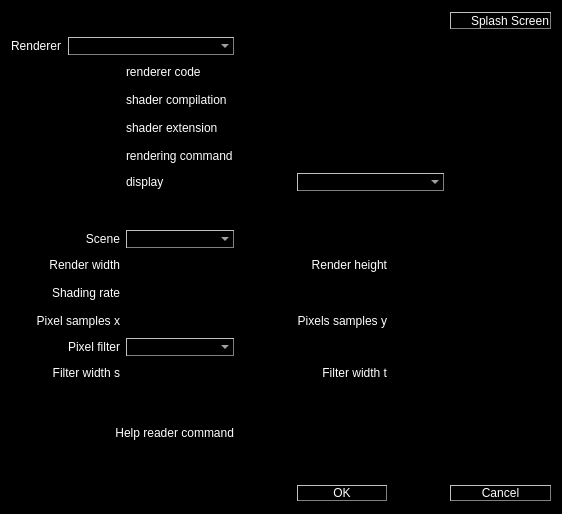
The window that src/application-qt4/options.ui (luisbarrancos/shrimp) describes before a commit, drawn with Qt 5.
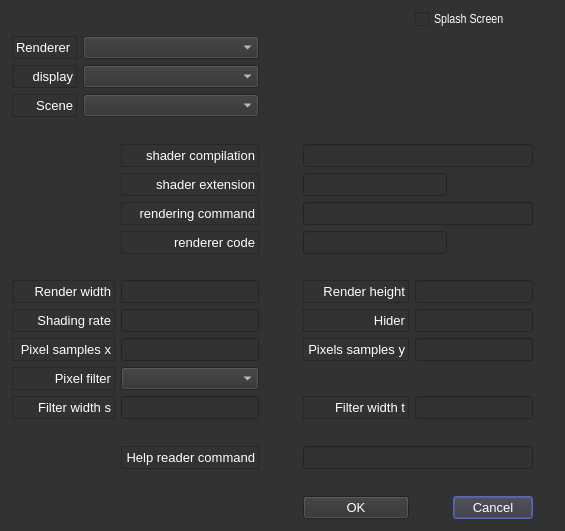
The same window after the commit.

Commit message: ENH: integrated Luis theme and moved all styles to qt/stylesheet.qss file

```diff
--- a/src/application-qt4/options.ui
+++ b/src/application-qt4/options.ui
@@ -6,75 +6,282 @@
    <rect>
     <x>0</x>
     <y>0</y>
-    <width>562</width>
-    <height>514</height>
+    <width>565</width>
+    <height>531</height>
    </rect>
   </property>
+  <property name="sizePolicy">
+   <sizepolicy hsizetype="Preferred" vsizetype="Preferred">
+    <horstretch>0</horstretch>
+    <verstretch>0</verstretch>
+   </sizepolicy>
+  </property>
+  <property name="palette">
+   <palette>
+    <active>
+     <colorrole role="WindowText">
+      <brush brushstyle="SolidPattern">
+       <color alpha="255">
+        <red>255</red>
+        <green>255</green>
+        <blue>255</blue>
+       </color>
+      </brush>
+     </colorrole>
+     <colorrole role="Button">
+      <brush brushstyle="SolidPattern">
+       <color alpha="255">
+        <red>50</red>
+        <green>50</green>
+        <blue>50</blue>
+       </color>
+      </brush>
+     </colorrole>
+     <colorrole role="Text">
+      <brush brushstyle="SolidPattern">
+       <color alpha="255">
+        <red>255</red>
+        <green>255</green>
+        <blue>255</blue>
+       </color>
+      </brush>
+     </colorrole>
+     <colorrole role="ButtonText">
+      <brush brushstyle="SolidPattern">
+       <color alpha="255">
+        <red>255</red>
+        <green>255</green>
+        <blue>255</blue>
+       </color>
+      </brush>
+     </colorrole>
+     <colorrole role="Base">
+      <brush brushstyle="SolidPattern">
+       <color alpha="255">
+        <red>50</red>
+        <green>50</green>
+        <blue>50</blue>
+       </color>
+      </brush>
+     </colorrole>
+     <colorrole role="Window">
+      <brush brushstyle="SolidPattern">
+       <color alpha="255">
+        <red>50</red>
+        <green>50</green>
+        <blue>50</blue>
+       </color>
+      </brush>
+     </colorrole>
+     <colorrole role="Highlight">
+      <brush brushstyle="SolidPattern">
+       <color alpha="255">
+        <red>20</red>
+        <green>55</green>
+        <blue>255</blue>
+       </color>
+      </brush>
+     </colorrole>
+    </active>
+    <inactive>
+     <colorrole role="WindowText">
+      <brush brushstyle="SolidPattern">
+       <color alpha="255">
+        <red>255</red>
+        <green>255</green>
+        <blue>255</blue>
+       </color>
+      </brush>
+     </colorrole>
+     <colorrole role="Button">
+      <brush brushstyle="SolidPattern">
+       <color alpha="255">
+        <red>50</red>
+        <green>50</green>
+        <blue>50</blue>
+       </color>
+      </brush>
+     </colorrole>
+     <colorrole role="Text">
+      <brush brushstyle="SolidPattern">
+       <color alpha="255">
+        <red>255</red>
+        <green>255</green>
+        <blue>255</blue>
+       </color>
+      </brush>
+     </colorrole>
+     <colorrole role="ButtonText">
+      <brush brushstyle="SolidPattern">
+       <color alpha="255">
+        <red>255</red>
+        <green>255</green>
+        <blue>255</blue>
+       </color>
+      </brush>
+     </colorrole>
+     <colorrole role="Base">
+      <brush brushstyle="SolidPattern">
+       <color alpha="255">
+        <red>50</red>
+        <green>50</green>
+        <blue>50</blue>
+       </color>
+      </brush>
+     </colorrole>
+     <colorrole role="Window">
+      <brush brushstyle="SolidPattern">
+       <color alpha="255">
+        <red>50</red>
+        <green>50</green>
+        <blue>50</blue>
+       </color>
+      </brush>
+     </colorrole>
+     <colorrole role="Highlight">
+      <brush brushstyle="SolidPattern">
+       <color alpha="255">
+        <red>20</red>
+        <green>55</green>
+        <blue>255</blue>
+       </color>
+      </brush>
+     </colorrole>
+    </inactive>
+    <disabled>
+     <colorrole role="WindowText">
+      <brush brushstyle="SolidPattern">
+       <color alpha="255">
+        <red>106</red>
+        <green>104</green>
+        <blue>100</blue>
+       </color>
+      </brush>
+     </colorrole>
+     <colorrole role="Button">
+      <brush brushstyle="SolidPattern">
+       <color alpha="255">
+        <red>50</red>
+        <green>50</green>
+        <blue>50</blue>
+       </color>
+      </brush>
+     </colorrole>
+     <colorrole role="Text">
+      <brush brushstyle="SolidPattern">
+       <color alpha="255">
+        <red>190</red>
+        <green>190</green>
+        <blue>190</blue>
+       </color>
+      </brush>
+     </colorrole>
+     <colorrole role="ButtonText">
+      <brush brushstyle="SolidPattern">
+       <color alpha="255">
+        <red>106</red>
+        <green>104</green>
+        <blue>100</blue>
+       </color>
+      </brush>
+     </colorrole>
+     <colorrole role="Base">
+      <brush brushstyle="SolidPattern">
+       <color alpha="255">
+        <red>50</red>
+        <green>50</green>
+        <blue>50</blue>
+       </color>
+      </brush>
+     </colorrole>
+     <colorrole role="Window">
+      <brush brushstyle="SolidPattern">
+       <color alpha="255">
+        <red>50</red>
+        <green>50</green>
+        <blue>50</blue>
+       </color>
+      </brush>
+     </colorrole>
+     <colorrole role="Highlight">
+      <brush brushstyle="SolidPattern">
+       <color alpha="255">
+        <red>145</red>
+        <green>141</green>
+        <blue>126</blue>
+       </color>
+      </brush>
+     </colorrole>
+    </disabled>
+   </palette>
+  </property>
+  <property name="font">
+   <font>
+    <family>Liberation Sans</family>
+    <pointsize>10</pointsize>
+   </font>
+  </property>
   <property name="windowTitle">
    <string>Options</string>
   </property>
   <property name="styleSheet">
-   <string notr="true">background-color: black;</string>
+   <string notr="true"/>
+  </property>
+  <property name="modal">
+   <bool>false</bool>
   </property>
   <layout class="QGridLayout" name="gridLayout">
-   <item row="17" column="7">
+   <property name="leftMargin">
+    <number>12</number>
+   </property>
+   <property name="topMargin">
+    <number>10</number>
+   </property>
+   <property name="rightMargin">
+    <number>32</number>
+   </property>
+   <property name="bottomMargin">
+    <number>12</number>
+   </property>
+   <item row="23" column="7">
     <widget class="QPushButton" name="cancelButton">
+     <property name="font">
+      <font>
+       <family>Liberation Sans</family>
+       <pointsize>10</pointsize>
+      </font>
+     </property>
+     <property name="autoFillBackground">
+      <bool>false</bool>
+     </property>
      <property name="styleSheet">
-      <string notr="true">QPushButton {
-  color: white;
-  background-color: black;
-  border-style: outset;
-  border-width: 1px;
-  border-color: gray;
-  min-width: 60px;
- }</string>
+      <string notr="true"/>
      </property>
      <property name="text">
       <string>Cancel</string>
      </property>
     </widget>
    </item>
-   <item row="0" column="7">
-    <widget class="QCheckBox" name="splashScreenCheckBox">
-     <property name="styleSheet">
-      <string notr="true">QCheckBox {
-  color: white;
-  background-color: black;
-  border-style: outset;
-  border-width: 1px;
-  border-color: gray;
- }
-</string>
-     </property>
-     <property name="text">
-      <string>Splash Screen</string>
-     </property>
-    </widget>
-   </item>
-   <item row="0" column="1" colspan="6">
-    <spacer name="horizontalSpacer">
-     <property name="orientation">
-      <enum>Qt::Horizontal</enum>
-     </property>
-     <property name="sizeHint" stdset="0">
-      <size>
-       <width>40</width>
-       <height>20</height>
-      </size>
-     </property>
-    </spacer>
-   </item>
    <item row="1" column="1">
     <widget class="QLabel" name="label">
+     <property name="font">
+      <font>
+       <family>Liberation Sans</family>
+       <pointsize>10</pointsize>
+      </font>
+     </property>
      <property name="styleSheet">
-      <string notr="true">color: white;</string>
+      <string notr="true"/>
+     </property>
+     <property name="frameShape">
+      <enum>QFrame::StyledPanel</enum>
      </property>
      <property name="text">
       <string>Renderer</string>
      </property>
     </widget>
    </item>
-   <item row="17" column="1">
+   <item row="23" column="1">
     <spacer name="horizontalSpacer_2">
      <property name="orientation">
       <enum>Qt::Horizontal</enum>
@@ -87,7 +294,7 @@
      </property>
     </spacer>
    </item>
-   <item row="17" column="6">
+   <item row="23" column="6">
     <spacer name="horizontalSpacer_3">
      <property name="orientation">
       <enum>Qt::Horizontal</enum>
@@ -100,7 +307,7 @@
      </property>
     </spacer>
    </item>
-   <item row="17" column="2">
+   <item row="23" column="2">
     <spacer name="horizontalSpacer_4">
      <property name="orientation">
       <enum>Qt::Horizontal</enum>
@@ -115,149 +322,96 @@
    </item>
    <item row="1" column="2" colspan="2">
     <widget class="QComboBox" name="rendererComboBox">
-     <property name="styleSheet">
-      <string notr="true">QComboBox {
-  color: white;
-  selection-color: white;
-  background-color: black;
-  border-style: outset;
-  border-width: 1px;
-  border-color: gray;
-  selection-background-color: orange;
- }
- QComboBox:editable: {
-  color: white;
-  background: orange;
- }
-</string>
+     <property name="font">
+      <font>
+       <family>Liberation Sans</family>
+       <pointsize>10</pointsize>
+      </font>
      </property>
-    </widget>
-   </item>
-   <item row="2" column="5" colspan="2">
-    <widget class="QLineEdit" name="rendererCodeLineEdit">
-     <property name="cursor">
-      <cursorShape>BlankCursor</cursorShape>
-     </property>
-     <property name="mouseTracking">
-      <bool>false</bool>
-     </property>
-     <property name="focusPolicy">
-      <enum>Qt::NoFocus</enum>
-     </property>
-     <property name="acceptDrops">
-      <bool>false</bool>
-     </property>
      <property name="styleSheet">
-      <string notr="true">color: white;</string>
+      <string notr="true"/>
      </property>
-     <property name="readOnly">
-      <bool>true</bool>
-     </property>
     </widget>
    </item>
-   <item row="2" column="3">
-    <widget class="QLabel" name="label_2">
-     <property name="styleSheet">
-      <string notr="true">color: white;</string>
-     </property>
-     <property name="text">
-      <string>renderer code</string>
-     </property>
-    </widget>
-   </item>
-   <item row="2" column="1" colspan="2">
-    <spacer name="horizontalSpacer_5">
-     <property name="orientation">
-      <enum>Qt::Horizontal</enum>
-     </property>
-     <property name="sizeHint" stdset="0">
-      <size>
-       <width>40</width>
-       <height>20</height>
-      </size>
-     </property>
-    </spacer>
-   </item>
-   <item row="4" column="3">
+   <item row="8" column="3">
     <widget class="QLabel" name="label_3">
+     <property name="font">
+      <font>
+       <family>Liberation Sans</family>
+       <pointsize>10</pointsize>
+      </font>
+     </property>
+     <property name="toolTip">
+      <string>Compiled shader extension</string>
+     </property>
      <property name="styleSheet">
-      <string notr="true">color: white;</string>
+      <string notr="true"/>
+     </property>
+     <property name="frameShape">
+      <enum>QFrame::StyledPanel</enum>
      </property>
      <property name="text">
       <string>shader extension</string>
      </property>
-    </widget>
-   </item>
-   <item row="4" column="5" colspan="2">
-    <widget class="QLineEdit" name="shaderExtensionLineEdit">
-     <property name="styleSheet">
-      <string notr="true">color: white;</string>
+     <property name="alignment">
+      <set>Qt::AlignRight|Qt::AlignTrailing|Qt::AlignVCenter</set>
      </property>
     </widget>
    </item>
-   <item row="5" column="5" colspan="3">
-    <widget class="QLineEdit" name="renderingCommandLineEdit">
-     <property name="styleSheet">
-      <string notr="true">color: white;</string>
-     </property>
-    </widget>
-   </item>
-   <item row="5" column="3">
+   <item row="10" column="3">
     <widget class="QLabel" name="label_4">
+     <property name="font">
+      <font>
+       <family>Liberation Sans</family>
+       <pointsize>10</pointsize>
+      </font>
+     </property>
+     <property name="toolTip">
+      <string>Rendering command and options</string>
+     </property>
      <property name="styleSheet">
-      <string notr="true">color: white;</string>
+      <string notr="true"/>
+     </property>
+     <property name="frameShape">
+      <enum>QFrame::StyledPanel</enum>
      </property>
      <property name="text">
       <string>rendering command</string>
      </property>
-    </widget>
-   </item>
-   <item row="6" column="5" colspan="2">
-    <widget class="QComboBox" name="displayComboBox">
-     <property name="styleSheet">
-      <string notr="true">QComboBox {
-  color: white;
-  background-color: black;
-  border-style: outset;
-  border-width: 1px;
-  border-color: gray;
-  selection-background-color: orange;
- }
- QComboBox:editable {
-  color: white;
-  background: orange;
- }</string>
+     <property name="alignment">
+      <set>Qt::AlignRight|Qt::AlignTrailing|Qt::AlignVCenter</set>
      </property>
     </widget>
    </item>
    <item row="6" column="3">
-    <widget class="QLabel" name="label_5">
-     <property name="styleSheet">
-      <string notr="true">color: white;</string>
-     </property>
-     <property name="text">
-      <string>display</string>
-     </property>
-    </widget>
-   </item>
-   <item row="3" column="5" colspan="3">
-    <widget class="QLineEdit" name="shaderCompilationLineEdit">
-     <property name="styleSheet">
-      <string notr="true">color: white;</string>
-     </property>
-    </widget>
-   </item>
-   <item row="3" column="3">
     <widget class="QLabel" name="label_6">
+     <property name="font">
+      <font>
+       <family>Liberation Sans</family>
+       <pointsize>10</pointsize>
+      </font>
+     </property>
+     <property name="toolTip">
+      <string>Shader compiler command, flags and definitions</string>
+     </property>
      <property name="styleSheet">
-      <string notr="true">color: white;</string>
+      <string notr="true"/>
+     </property>
+     <property name="frameShape">
+      <enum>QFrame::StyledPanel</enum>
+     </property>
+     <property name="frameShadow">
+      <enum>QFrame::Plain</enum>
      </property>
      <property name="text">
       <string>shader compilation</string>
      </property>
+     <property name="alignment">
+      <set>Qt::AlignRight|Qt::AlignTrailing|Qt::AlignVCenter</set>
+     </property>
     </widget>
    </item>
-   <item row="17" column="4">
+   <item row="23" column="4">
     <spacer name="horizontalSpacer_7">
      <property name="orientation">
       <enum>Qt::Horizontal</enum>
@@ -270,125 +424,142 @@
      </property>
     </spacer>
    </item>
-   <item row="17" column="5">
+   <item row="23" column="5">
     <widget class="QPushButton" name="okButton">
+     <property name="font">
+      <font>
+       <family>Liberation Sans</family>
+       <pointsize>10</pointsize>
+      </font>
+     </property>
      <property name="styleSheet">
-      <string notr="true">QPushButton {
-  color: white;
-  background-color: black;
-  border-style: outset;
-  border-width: 1px;
-  border-color: gray;
-  min-width: 60px;
- }</string>
+      <string notr="true"/>
      </property>
      <property name="text">
       <string>OK</string>
      </property>
     </widget>
    </item>
-   <item row="8" column="3">
-    <widget class="QComboBox" name="sceneComboBox">
-     <property name="styleSheet">
-      <string notr="true">QComboBox {
-  color: white;
-  background-color: black;
-  border-style: outset;
-  border-width: 1px;
-  border-color: gray;
-  selection-background-color: orange;
- }
- QComboBox:editable {
-  color: white;
-  background: orange;
- }</string>
-     </property>
-    </widget>
-   </item>
-   <item row="9" column="3">
+   <item row="15" column="3">
     <widget class="QLineEdit" name="renderWidthLineEdit">
+     <property name="font">
+      <font>
+       <family>Liberation Sans</family>
+       <pointsize>10</pointsize>
+      </font>
+     </property>
      <property name="styleSheet">
-      <string notr="true">color: white;</string>
+      <string notr="true"/>
      </property>
     </widget>
    </item>
-   <item row="10" column="3">
+   <item row="16" column="3">
     <widget class="QLineEdit" name="shadingRateLineEdit">
+     <property name="font">
+      <font>
+       <family>Liberation Sans</family>
+       <pointsize>10</pointsize>
+      </font>
+     </property>
      <property name="styleSheet">
-      <string notr="true">color: white;</string>
+      <string notr="true"/>
      </property>
     </widget>
    </item>
-   <item row="11" column="3">
+   <item row="17" column="3">
     <widget class="QLineEdit" name="pixelSamplesXLineEdit">
+     <property name="font">
+      <font>
+       <family>Liberation Sans</family>
+       <pointsize>10</pointsize>
+      </font>
+     </property>
      <property name="styleSheet">
-      <string notr="true">color: white;</string>
+      <string notr="true"/>
      </property>
     </widget>
    </item>
-   <item row="11" column="6" colspan="2">
+   <item row="17" column="6" colspan="2">
     <widget class="QLineEdit" name="pixelSamplesYLineEdit">
+     <property name="font">
+      <font>
+       <family>Liberation Sans</family>
+       <pointsize>10</pointsize>
+      </font>
+     </property>
      <property name="styleSheet">
-      <string notr="true">color: white;</string>
+      <string notr="true"/>
      </property>
     </widget>
    </item>
-   <item row="12" column="3">
+   <item row="18" column="3">
     <widget class="QComboBox" name="pixelFilterComboBox">
+     <property name="font">
+      <font>
+       <family>Liberation Sans</family>
+       <pointsize>10</pointsize>
+      </font>
+     </property>
      <property name="styleSheet">
-      <string notr="true">QComboBox {
-  color: white;
-  background-color: black;
-  border-style: outset;
-  border-width: 1px;
-  border-color: gray;
-  selection-background-color: orange;
- }
- QComboBox:editable {
-  color: white;
-  background: orange;
- }</string>
+      <string notr="true"/>
      </property>
     </widget>
    </item>
-   <item row="13" column="3">
+   <item row="19" column="3">
     <widget class="QLineEdit" name="filterWidthSLineEdit">
+     <property name="font">
+      <font>
+       <family>Liberation Sans</family>
+       <pointsize>10</pointsize>
+      </font>
+     </property>
      <property name="styleSheet">
-      <string notr="true">color: white;</string>
+      <string notr="true">;</string>
      </property>
     </widget>
    </item>
-   <item row="13" column="6" colspan="2">
+   <item row="19" column="6" colspan="2">
     <widget class="QLineEdit" name="filterWidthTLineEdit">
+     <property name="font">
+      <font>
+       <family>Liberation Sans</family>
+       <pointsize>10</pointsize>
+      </font>
+     </property>
      <property name="styleSheet">
-      <string notr="true">color: white;</string>
+      <string notr="true"/>
      </property>
     </widget>
    </item>
-   <item row="15" column="4" colspan="4">
+   <item row="21" column="5" colspan="3">
     <widget class="QLineEdit" name="helpReaderLineEdit">
-     <property name="styleSheet">
-      <string notr="true">color: white;</string>
+     <property name="font">
+      <font>
+       <family>Liberation Sans</family>
+       <pointsize>10</pointsize>
+      </font>
      </property>
-    </widget>
-   </item>
-   <item row="8" column="1" colspan="2">
-    <widget class="QLabel" name="label_7">
      <property name="styleSheet">
-      <string notr="true">color: white;</string>
+      <string notr="true"/>
      </property>
-     <property name="text">
-      <string>Scene</string>
-     </property>
-     <property name="alignment">
-      <set>Qt::AlignRight|Qt::AlignTrailing|Qt::AlignVCenter</set>
-     </property>
     </widget>
    </item>
-   <item row="9" column="1" colspan="2">
+   <item row="15" column="1" colspan="2">
     <widget class="QLabel" name="label_8">
+     <property name="font">
+      <font>
+       <family>Liberation Sans</family>
+       <pointsize>10</pointsize>
+      </font>
+     </property>
+     <property name="toolTip">
+      <string>Render width in pixels</string>
+     </property>
      <property name="styleSheet">
-      <string notr="true">color: white;</string>
+      <string notr="true"/>
+     </property>
+     <property name="frameShape">
+      <enum>QFrame::StyledPanel</enum>
      </property>
      <property name="text">
       <string>Render width</string>
@@ -398,10 +569,22 @@
      </property>
     </widget>
    </item>
-   <item row="10" column="1" colspan="2">
+   <item row="16" column="1" colspan="2">
     <widget class="QLabel" name="label_9">
+     <property name="font">
+      <font>
+       <family>Liberation Sans</family>
+       <pointsize>10</pointsize>
+      </font>
+     </property>
+     <property name="toolTip">
+      <string>Shading rate</string>
+     </property>
      <property name="styleSheet">
-      <string notr="true">color: white;</string>
+      <string notr="true"/>
+     </property>
+     <property name="frameShape">
+      <enum>QFrame::StyledPanel</enum>
      </property>
      <property name="text">
       <string>Shading rate</string>
@@ -411,10 +594,22 @@
      </property>
     </widget>
    </item>
-   <item row="9" column="5">
+   <item row="15" column="5">
     <widget class="QLabel" name="label_10">
+     <property name="font">
+      <font>
+       <family>Liberation Sans</family>
+       <pointsize>10</pointsize>
+      </font>
+     </property>
+     <property name="toolTip">
+      <string>Render height in pixels</string>
+     </property>
      <property name="styleSheet">
-      <string notr="true">color: white;</string>
+      <string notr="true"/>
+     </property>
+     <property name="frameShape">
+      <enum>QFrame::StyledPanel</enum>
      </property>
      <property name="text">
       <string>Render height</string>
@@ -424,10 +619,22 @@
      </property>
     </widget>
    </item>
-   <item row="11" column="5">
+   <item row="17" column="5">
     <widget class="QLabel" name="label_11">
+     <property name="font">
+      <font>
+       <family>Liberation Sans</family>
+       <pointsize>10</pointsize>
+      </font>
+     </property>
+     <property name="toolTip">
+      <string>Pixel samples along Y</string>
+     </property>
      <property name="styleSheet">
-      <string notr="true">color: white;</string>
+      <string notr="true"/>
+     </property>
+     <property name="frameShape">
+      <enum>QFrame::StyledPanel</enum>
      </property>
      <property name="text">
       <string>Pixels samples y</string>
@@ -437,10 +644,22 @@
      </property>
     </widget>
    </item>
-   <item row="13" column="5">
+   <item row="19" column="5">
     <widget class="QLabel" name="label_12">
+     <property name="font">
+      <font>
+       <family>Liberation Sans</family>
+       <pointsize>10</pointsize>
+      </font>
+     </property>
+     <property name="toolTip">
+      <string>Pixel filter along Y</string>
+     </property>
      <property name="styleSheet">
-      <string notr="true">color: white;</string>
+      <string notr="true"/>
+     </property>
+     <property name="frameShape">
+      <enum>QFrame::StyledPanel</enum>
      </property>
      <property name="text">
       <string>Filter width t</string>
@@ -450,10 +669,22 @@
      </property>
     </widget>
    </item>
-   <item row="11" column="1" colspan="2">
+   <item row="17" column="1" colspan="2">
     <widget class="QLabel" name="label_13">
+     <property name="font">
+      <font>
+       <family>Liberation Sans</family>
+       <pointsize>10</pointsize>
+      </font>
+     </property>
+     <property name="toolTip">
+      <string>Pixel samples along X</string>
+     </property>
      <property name="styleSheet">
-      <string notr="true">color: white;</string>
+      <string notr="true"/>
+     </property>
+     <property name="frameShape">
+      <enum>QFrame::StyledPanel</enum>
      </property>
      <property name="text">
       <string>Pixel samples x</string>
@@ -463,10 +694,22 @@
      </property>
     </widget>
    </item>
-   <item row="12" column="1" colspan="2">
+   <item row="18" column="1" colspan="2">
     <widget class="QLabel" name="label_14">
+     <property name="font">
+      <font>
+       <family>Liberation Sans</family>
+       <pointsize>10</pointsize>
+      </font>
+     </property>
+     <property name="toolTip">
+      <string>Pixel filter</string>
+     </property>
      <property name="styleSheet">
-      <string notr="true">color: white;</string>
+      <string notr="true"/>
+     </property>
+     <property name="frameShape">
+      <enum>QFrame::StyledPanel</enum>
      </property>
      <property name="text">
       <string>Pixel filter</string>
@@ -476,10 +719,22 @@
      </property>
     </widget>
    </item>
-   <item row="13" column="1" colspan="2">
+   <item row="19" column="1" colspan="2">
     <widget class="QLabel" name="label_15">
+     <property name="font">
+      <font>
+       <family>Liberation Sans</family>
+       <pointsize>10</pointsize>
+      </font>
+     </property>
+     <property name="toolTip">
+      <string>Pixel filter along X</string>
+     </property>
      <property name="styleSheet">
-      <string notr="true">color: white;</string>
+      <string notr="true"/>
+     </property>
+     <property name="frameShape">
+      <enum>QFrame::StyledPanel</enum>
      </property>
      <property name="text">
       <string>Filter width s</string>
@@ -489,10 +744,22 @@
      </property>
     </widget>
    </item>
-   <item row="15" column="1" colspan="3">
+   <item row="21" column="3">
     <widget class="QLabel" name="label_16">
+     <property name="font">
+      <font>
+       <family>Liberation Sans</family>
+       <pointsize>10</pointsize>
+      </font>
+     </property>
+     <property name="toolTip">
+      <string>Browser command for HTML reference</string>
+     </property>
      <property name="styleSheet">
-      <string notr="true">color: white;</string>
+      <string notr="true"/>
+     </property>
+     <property name="frameShape">
+      <enum>QFrame::StyledPanel</enum>
      </property>
      <property name="text">
       <string>Help reader command</string>
@@ -502,7 +769,7 @@
      </property>
     </widget>
    </item>
-   <item row="7" column="3">
+   <item row="13" column="3">
     <spacer name="verticalSpacer">
      <property name="orientation">
       <enum>Qt::Vertical</enum>
@@ -515,7 +782,7 @@
      </property>
     </spacer>
    </item>
-   <item row="14" column="3">
+   <item row="20" column="3">
     <spacer name="verticalSpacer_2">
      <property name="orientation">
       <enum>Qt::Vertical</enum>
@@ -528,7 +795,7 @@
      </property>
     </spacer>
    </item>
-   <item row="16" column="4">
+   <item row="22" column="4">
     <spacer name="verticalSpacer_3">
      <property name="orientation">
       <enum>Qt::Vertical</enum>
@@ -541,10 +808,282 @@
      </property>
     </spacer>
    </item>
-   <item row="9" column="6" colspan="2">
+   <item row="15" column="6" colspan="2">
     <widget class="QLineEdit" name="renderHeightLineEdit">
+     <property name="font">
+      <font>
+       <family>Liberation Sans</family>
+       <pointsize>10</pointsize>
+      </font>
+     </property>
      <property name="styleSheet">
-      <string notr="true">color: white;</string>
+      <string notr="true"/>
+     </property>
+    </widget>
+   </item>
+   <item row="0" column="1" colspan="5">
+    <spacer name="horizontalSpacer">
+     <property name="orientation">
+      <enum>Qt::Horizontal</enum>
+     </property>
+     <property name="sizeType">
+      <enum>QSizePolicy::Preferred</enum>
+     </property>
+     <property name="sizeHint" stdset="0">
+      <size>
+       <width>30</width>
+       <height>20</height>
+      </size>
+     </property>
+    </spacer>
+   </item>
+   <item row="16" column="6" colspan="2">
+    <widget class="QLineEdit" name="lineEdit"/>
+   </item>
+   <item row="16" column="5">
+    <widget class="QLabel" name="label_17">
+     <property name="font">
+      <font>
+       <family>Liberation Sans</family>
+       <pointsize>10</pointsize>
+      </font>
+     </property>
+     <property name="toolTip">
+      <string>Hider</string>
+     </property>
+     <property name="styleSheet">
+      <string notr="true">;</string>
+     </property>
+     <property name="frameShape">
+      <enum>QFrame::StyledPanel</enum>
+     </property>
+     <property name="text">
+      <string>Hider</string>
+     </property>
+     <property name="alignment">
+      <set>Qt::AlignRight|Qt::AlignTrailing|Qt::AlignVCenter</set>
+     </property>
+    </widget>
+   </item>
+   <item row="12" column="3">
+    <widget class="QLabel" name="label_2">
+     <property name="font">
+      <font>
+       <family>Liberation Sans</family>
+       <pointsize>10</pointsize>
+      </font>
+     </property>
+     <property name="toolTip">
+      <string>Renderer definition</string>
+     </property>
+     <property name="layoutDirection">
+      <enum>Qt::LeftToRight</enum>
+     </property>
+     <property name="styleSheet">
+      <string notr="true"/>
+     </property>
+     <property name="frameShape">
+      <enum>QFrame::StyledPanel</enum>
+     </property>
+     <property name="text">
+      <string>renderer code</string>
+     </property>
+     <property name="alignment">
+      <set>Qt::AlignRight|Qt::AlignTrailing|Qt::AlignVCenter</set>
+     </property>
+    </widget>
+   </item>
+   <item row="3" column="1">
+    <widget class="QLabel" name="label_5">
+     <property name="font">
+      <font>
+       <family>Liberation Sans</family>
+       <pointsize>10</pointsize>
+      </font>
+     </property>
+     <property name="styleSheet">
+      <string notr="true"/>
+     </property>
+     <property name="frameShape">
+      <enum>QFrame::StyledPanel</enum>
+     </property>
+     <property name="text">
+      <string>display</string>
+     </property>
+     <property name="alignment">
+      <set>Qt::AlignRight|Qt::AlignTrailing|Qt::AlignVCenter</set>
+     </property>
+    </widget>
+   </item>
+   <item row="3" column="2" colspan="2">
+    <widget class="QComboBox" name="displayComboBox">
+     <property name="font">
+      <font>
+       <family>Liberation Sans</family>
+       <pointsize>10</pointsize>
+      </font>
+     </property>
+     <property name="autoFillBackground">
+      <bool>false</bool>
+     </property>
+     <property name="styleSheet">
+      <string notr="true"/>
+     </property>
+    </widget>
+   </item>
+   <item row="6" column="1" colspan="2">
+    <spacer name="horizontalSpacer_5">
+     <property name="orientation">
+      <enum>Qt::Horizontal</enum>
+     </property>
+     <property name="sizeHint" stdset="0">
+      <size>
+       <width>40</width>
+       <height>20</height>
+      </size>
+     </property>
+    </spacer>
+   </item>
+   <item row="4" column="1">
+    <widget class="QLabel" name="label_7">
+     <property name="font">
+      <font>
+       <family>Liberation Sans</family>
+       <pointsize>10</pointsize>
+      </font>
+     </property>
+     <property name="styleSheet">
+      <string notr="true"/>
+     </property>
+     <property name="frameShape">
+      <enum>QFrame::StyledPanel</enum>
+     </property>
+     <property name="text">
+      <string>Scene</string>
+     </property>
+     <property name="alignment">
+      <set>Qt::AlignRight|Qt::AlignTrailing|Qt::AlignVCenter</set>
+     </property>
+    </widget>
+   </item>
+   <item row="4" column="2" colspan="2">
+    <widget class="QComboBox" name="sceneComboBox">
+     <property name="font">
+      <font>
+       <family>Liberation Sans</family>
+       <pointsize>10</pointsize>
+      </font>
+     </property>
+     <property name="styleSheet">
+      <string notr="true"/>
+     </property>
+    </widget>
+   </item>
+   <item row="12" column="5" colspan="2">
+    <widget class="QLineEdit" name="rendererCodeLineEdit">
+     <property name="font">
+      <font>
+       <family>Liberation Sans</family>
+       <pointsize>10</pointsize>
+      </font>
+     </property>
+     <property name="cursor">
+      <cursorShape>BlankCursor</cursorShape>
+     </property>
+     <property name="mouseTracking">
+      <bool>false</bool>
+     </property>
+     <property name="focusPolicy">
+      <enum>Qt::NoFocus</enum>
+     </property>
+     <property name="acceptDrops">
+      <bool>false</bool>
+     </property>
+     <property name="styleSheet">
+      <string notr="true"/>
+     </property>
+     <property name="readOnly">
+      <bool>true</bool>
+     </property>
+    </widget>
+   </item>
+   <item row="6" column="5" colspan="3">
+    <widget class="QLineEdit" name="shaderCompilationLineEdit">
+     <property name="font">
+      <font>
+       <family>Liberation Sans</family>
+       <pointsize>10</pointsize>
+      </font>
+     </property>
+     <property name="styleSheet">
+      <string notr="true"/>
+     </property>
+    </widget>
+   </item>
+   <item row="8" column="5" colspan="2">
+    <widget class="QLineEdit" name="shaderExtensionLineEdit">
+     <property name="font">
+      <font>
+       <family>Liberation Sans</family>
+       <pointsize>10</pointsize>
+      </font>
+     </property>
+     <property name="styleSheet">
+      <string notr="true"/>
+     </property>
+    </widget>
+   </item>
+   <item row="10" column="5" colspan="3">
+    <widget class="QLineEdit" name="renderingCommandLineEdit">
+     <property name="font">
+      <font>
+       <family>Liberation Sans</family>
+       <pointsize>10</pointsize>
+      </font>
+     </property>
+     <property name="styleSheet">
+      <string notr="true"/>
+     </property>
+    </widget>
+   </item>
+   <item row="5" column="3">
+    <spacer name="verticalSpacer_4">
+     <property name="orientation">
+      <enum>Qt::Vertical</enum>
+     </property>
+     <property name="sizeHint" stdset="0">
+      <size>
+       <width>20</width>
+       <height>40</height>
+      </size>
+     </property>
+    </spacer>
+   </item>
+   <item row="0" column="6" colspan="2">
+    <widget class="QCheckBox" name="splashScreenCheckBox">
+     <property name="sizePolicy">
+      <sizepolicy hsizetype="Minimum" vsizetype="Fixed">
+       <horstretch>0</horstretch>
+       <verstretch>0</verstretch>
+      </sizepolicy>
+     </property>
+     <property name="minimumSize">
+      <size>
+       <width>72</width>
+       <height>0</height>
+      </size>
+     </property>
+     <property name="font">
+      <font>
+       <family>Liberation Sans Narrow</family>
+       <pointsize>10</pointsize>
+      </font>
+     </property>
+     <property name="styleSheet">
+      <string notr="true"/>
+     </property>
+     <property name="text">
+      <string>Splash Screen</string>
      </property>
     </widget>
    </item>
```
The commit also changes 11 other files.
